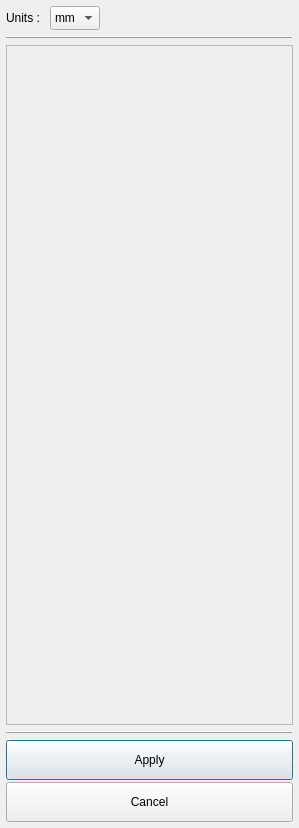
The window that src/libs/roitools/roiParamWidget.ui (b-epelbaum/landa_internn) describes before a commit, drawn with Qt 5.
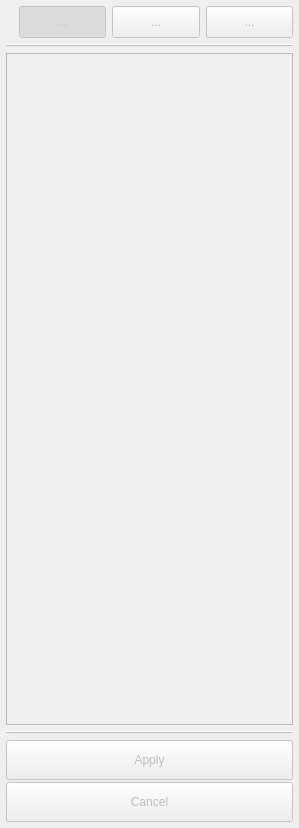
The same window after the commit. Icons and pictures are not drawn.

Patch:
```diff
--- a/src/libs/roitools/roiParamWidget.ui
+++ b/src/libs/roitools/roiParamWidget.ui
@@ -2,6 +2,9 @@
 <ui version="4.0">
  <class>roiParamWidget</class>
  <widget class="QWidget" name="roiParamWidget">
+  <property name="enabled">
+   <bool>false</bool>
+  </property>
   <property name="geometry">
    <rect>
     <x>0</x>
@@ -27,100 +30,138 @@
     <number>6</number>
    </property>
    <item>
-    <widget class="QWidget" name="unitBox" native="true">
-     <property name="minimumSize">
-      <size>
-       <width>0</width>
-       <height>24</height>
-      </size>
-     </property>
-     <property name="maximumSize">
-      <size>
-       <width>16777215</width>
-       <height>24</height>
-      </size>
-     </property>
-     <layout class="QHBoxLayout" name="horizontalLayout">
-      <property name="leftMargin">
-       <number>0</number>
-      </property>
+    <layout class="QHBoxLayout" name="horizontalLayout_2">
       <property name="topMargin">
        <number>0</number>
       </property>
-      <property name="rightMargin">
-       <number>0</number>
-      </property>
-      <property name="bottomMargin">
-       <number>2</number>
-      </property>
       <item>
        <widget class="QLabel" name="label">
+       <property name="sizePolicy">
+        <sizepolicy hsizetype="Maximum" vsizetype="Preferred">
+         <horstretch>0</horstretch>
+         <verstretch>0</verstretch>
+        </sizepolicy>
+       </property>
+       <property name="text">
+        <string/>
+       </property>
+       <property name="pixmap">
+        <pixmap resource="roitools.qrc">:/roiTools/Resources/measure.png</pixmap>
+       </property>
+       <property name="scaledContents">
+        <bool>false</bool>
+       </property>
+      </widget>
+     </item>
+     <item>
+      <widget class="QToolButton" name="mmButt">
+       <property name="sizePolicy">
+        <sizepolicy hsizetype="Preferred" vsizetype="Preferred">
+         <horstretch>0</horstretch>
+         <verstretch>0</verstretch>
+        </sizepolicy>
+       </property>
         <property name="minimumSize">
          <size>
           <width>0</width>
-          <height>24</height>
-         </size>
-        </property>
-        <property name="maximumSize">
+         <height>32</height>
+        </size>
+       </property>
+       <property name="text">
+        <string>...</string>
+       </property>
+       <property name="icon">
+        <iconset resource="roitools.qrc">
+         <normaloff>:/roiTools/Resources/mm.png</normaloff>:/roiTools/Resources/mm.png</iconset>
+       </property>
+       <property name="iconSize">
          <size>
-          <width>16777215</width>
+         <width>24</width>
           <height>24</height>
          </size>
         </property>
-        <property name="text">
-         <string>Units : </string>
-        </property>
+       <property name="checkable">
+        <bool>true</bool>
+       </property>
+       <property name="checked">
+        <bool>true</bool>
+       </property>
+       <property name="autoExclusive">
+        <bool>true</bool>
+       </property>
        </widget>
       </item>
       <item>
-       <widget class="QComboBox" name="unitsCombo">
+      <widget class="QToolButton" name="pxButt">
+       <property name="sizePolicy">
+        <sizepolicy hsizetype="Preferred" vsizetype="Fixed">
+         <horstretch>0</horstretch>
+         <verstretch>0</verstretch>
+        </sizepolicy>
+       </property>
         <property name="minimumSize">
          <size>
           <width>0</width>
-          <height>24</height>
-         </size>
-        </property>
-        <property name="maximumSize">
+         <height>32</height>
+        </size>
+       </property>
+       <property name="text">
+        <string>...</string>
+       </property>
+       <property name="icon">
+        <iconset resource="roitools.qrc">
+         <normaloff>:/roiTools/Resources/px.png</normaloff>:/roiTools/Resources/px.png</iconset>
+       </property>
+       <property name="iconSize">
          <size>
-          <width>16777215</width>
+         <width>24</width>
           <height>24</height>
          </size>
         </property>
-        <item>
-         <property name="text">
-          <string>mm</string>
-         </property>
-        </item>
-        <item>
-         <property name="text">
-          <string>um</string>
-         </property>
+       <property name="checkable">
+        <bool>true</bool>
+       </property>
+       <property name="autoExclusive">
+        <bool>true</bool>
+       </property>
+      </widget>
         </item>
         <item>
+      <widget class="QToolButton" name="uButt">
+       <property name="sizePolicy">
+        <sizepolicy hsizetype="Preferred" vsizetype="Preferred">
+         <horstretch>0</horstretch>
+         <verstretch>0</verstretch>
+        </sizepolicy>
+       </property>
+       <property name="minimumSize">
+        <size>
+         <width>0</width>
+         <height>32</height>
+        </size>
+       </property>
          <property name="text">
-          <string>px</string>
-         </property>
-        </item>
-       </widget>
-      </item>
-      <item>
-       <spacer name="horizontalSpacer">
-        <property name="orientation">
-         <enum>Qt::Horizontal</enum>
-        </property>
-        <property name="sizeHint" stdset="0">
+        <string>...</string>
+       </property>
+       <property name="icon">
+        <iconset resource="roitools.qrc">
+         <normaloff>:/roiTools/Resources/microns.png</normaloff>:/roiTools/Resources/microns.png</iconset>
+       </property>
+       <property name="iconSize">
          <size>
-          <width>169</width>
-          <height>19</height>
-         </size>
-        </property>
-       </spacer>
-      </item>
-     </layout>
-     <zorder>unitsCombo</zorder>
-     <zorder>label</zorder>
-     <zorder>horizontalSpacer</zorder>
-    </widget>
+         <width>24</width>
+         <height>24</height>
+        </size>
+       </property>
+       <property name="checkable">
+        <bool>true</bool>
+       </property>
+       <property name="autoExclusive">
+        <bool>true</bool>
+       </property>
+      </widget>
+     </item>
+    </layout>
    </item>
    <item>
     <widget class="QFrame" name="frame">
@@ -146,7 +187,7 @@
         <x>0</x>
         <y>0</y>
         <width>285</width>
-        <height>678</height>
+        <height>668</height>
        </rect>
       </property>
       <layout class="QVBoxLayout" name="verticalLayout_4">
```
Left out of the diff: 4 changed lines with no effect on the pictures. Lines whose indentation alone changed are shown as unchanged.
